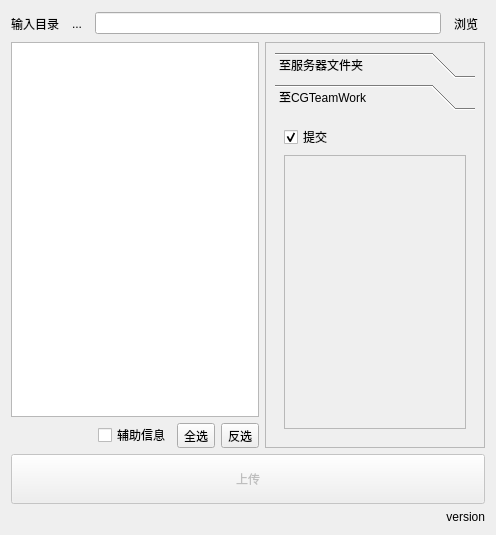
Above: lib/uploader.ui from WuLiFang/Nuke before the change. Below: the same form after it.
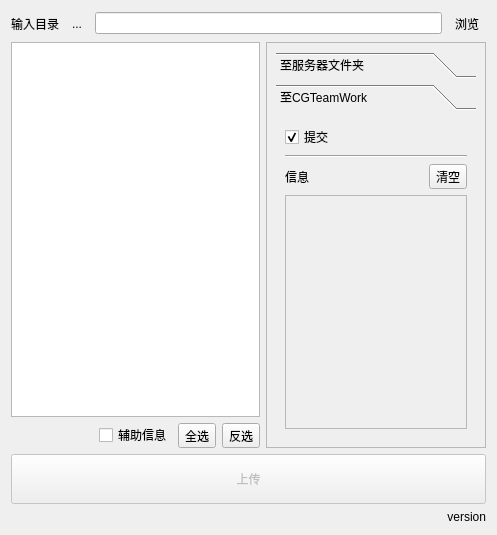
That is the form after the change.

What changed in the file:
```diff
--- a/lib/uploader.ui
+++ b/lib/uploader.ui
@@ -6,7 +6,7 @@
    <rect>
     <x>0</x>
     <y>0</y>
-    <width>496</width>
+    <width>497</width>
     <height>535</height>
    </rect>
   </property>
@@ -337,6 +337,44 @@
               </property>
              </widget>
             </item>
+            <item>
+             <widget class="Line" name="line">
+              <property name="orientation">
+               <enum>Qt::Horizontal</enum>
+              </property>
+             </widget>
+            </item>
+            <item>
+             <layout class="QHBoxLayout" name="horizontalLayout_8">
+              <item>
+               <widget class="QLabel" name="label_3">
+                <property name="text">
+                 <string>信息</string>
+                </property>
+               </widget>
+              </item>
+              <item>
+               <spacer name="horizontalSpacer_3">
+                <property name="orientation">
+                 <enum>Qt::Horizontal</enum>
+                </property>
+                <property name="sizeHint" stdset="0">
+                 <size>
+                  <width>40</width>
+                  <height>20</height>
+                 </size>
+                </property>
+               </spacer>
+              </item>
+              <item>
+               <widget class="QToolButton" name="toolButtonClearInfo">
+                <property name="text">
+                 <string>清空</string>
+                </property>
+               </widget>
+              </item>
+             </layout>
+            </item>
             <item>
              <widget class="QTextEdit" name="textEdit">
               <property name="enabled">
```
Left out of the diff: 62 changed lines with no effect on the pictures.
